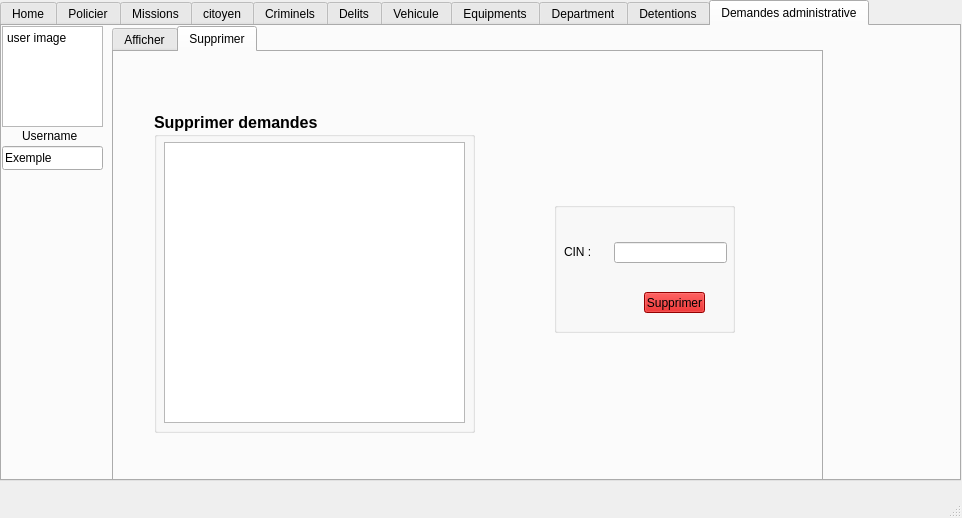
Crystal-Blu/police-station-2A25, file OneDrive/Bureau/projetc++/Projetc_/mainwindow.ui: the form before one commit.
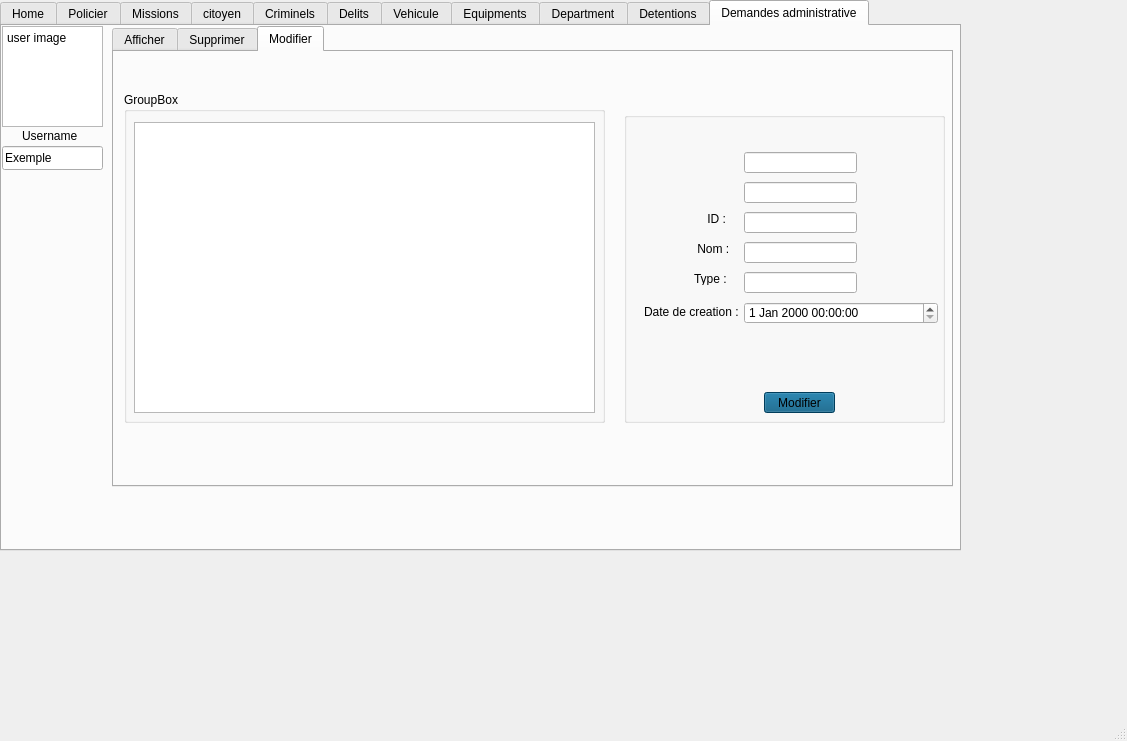
The form after the commit. The open tabs and pages were chosen to show the change.

```diff
--- a/OneDrive/Bureau/projetc++/Projetc_/mainwindow.ui
+++ b/OneDrive/Bureau/projetc++/Projetc_/mainwindow.ui
@@ -6,8 +6,8 @@
    <rect>
     <x>0</x>
     <y>0</y>
-    <width>962</width>
-    <height>518</height>
+    <width>1127</width>
+    <height>741</height>
    </rect>
   </property>
   <property name="windowTitle">
@@ -20,7 +20,7 @@
       <x>0</x>
       <y>0</y>
       <width>961</width>
-      <height>481</height>
+      <height>551</height>
      </rect>
     </property>
     <property name="currentIndex">
@@ -837,7 +837,7 @@
        <rect>
         <x>110</x>
         <y>0</y>
-        <width>711</width>
+        <width>841</width>
         <height>461</height>
        </rect>
       </property>
@@ -848,24 +848,6 @@
        <attribute name="title">
         <string>Afficher</string>
        </attribute>
-       <widget class="QPushButton" name="pushButton_modifier_2">
-        <property name="geometry">
-         <rect>
-          <x>560</x>
-          <y>360</y>
-          <width>71</width>
-          <height>21</height>
-         </rect>
-        </property>
-        <property name="styleSheet">
-         <string notr="true">background-color: rgb(0, 85, 127);
-border-color: rgb(0, 0, 0);
-</string>
-        </property>
-        <property name="text">
-         <string>Modifier</string>
-        </property>
-       </widget>
        <widget class="QPushButton" name="pushButton_Ajouter_2">
         <property name="geometry">
          <rect>
@@ -1010,61 +992,22 @@
        <attribute name="title">
         <string>Supprimer</string>
        </attribute>
-       <widget class="QLineEdit" name="le_supp_2">
-        <property name="geometry">
-         <rect>
-          <x>500</x>
-          <y>190</y>
-          <width>113</width>
-          <height>21</height>
-         </rect>
-        </property>
-       </widget>
-       <widget class="QPushButton" name="pushButton_supp_2">
-        <property name="geometry">
-         <rect>
-          <x>530</x>
-          <y>240</y>
-          <width>61</width>
-          <height>21</height>
-         </rect>
-        </property>
-        <property name="styleSheet">
-         <string notr="true">background-color: rgb(208, 0, 0);</string>
-        </property>
-        <property name="text">
-         <string>Supprimer</string>
-        </property>
-       </widget>
        <widget class="QTableView" name="tab_demande_2">
         <property name="geometry">
          <rect>
           <x>50</x>
           <y>90</y>
-          <width>301</width>
+          <width>521</width>
           <height>281</height>
          </rect>
         </property>
        </widget>
-       <widget class="QLabel" name="label_16">
-        <property name="geometry">
-         <rect>
-          <x>450</x>
-          <y>190</y>
-          <width>61</width>
-          <height>21</height>
-         </rect>
-        </property>
-        <property name="text">
-         <string>&lt;html&gt;&lt;head/&gt;&lt;body&gt;&lt;p&gt;CIN :&lt;/p&gt;&lt;/body&gt;&lt;/html&gt;</string>
-        </property>
-       </widget>
        <widget class="QGroupBox" name="groupBox_6">
         <property name="geometry">
          <rect>
           <x>40</x>
           <y>60</y>
-          <width>321</width>
+          <width>541</width>
           <height>321</height>
          </rect>
         </property>
@@ -1082,22 +1025,249 @@
        <widget class="QGroupBox" name="groupBox_7">
         <property name="geometry">
          <rect>
-          <x>440</x>
+          <x>620</x>
           <y>150</y>
           <width>181</width>
           <height>131</height>
          </rect>
         </property>
+        <property name="font">
+         <font>
+          <pointsize>11</pointsize>
+          <weight>75</weight>
+          <bold>true</bold>
+         </font>
+        </property>
         <property name="title">
-         <string/>
+         <string>Supprimer demandes </string>
         </property>
+        <widget class="QLineEdit" name="le_supp_2">
+         <property name="geometry">
+          <rect>
+           <x>60</x>
+           <y>40</y>
+           <width>113</width>
+           <height>21</height>
+          </rect>
+         </property>
+        </widget>
+        <widget class="QLabel" name="label_16">
+         <property name="geometry">
+          <rect>
+           <x>20</x>
+           <y>40</y>
+           <width>61</width>
+           <height>21</height>
+          </rect>
+         </property>
+         <property name="font">
+          <font>
+           <pointsize>8</pointsize>
+           <weight>75</weight>
+           <bold>true</bold>
+          </font>
+         </property>
+         <property name="text">
+          <string>&lt;html&gt;&lt;head/&gt;&lt;body&gt;&lt;p&gt;&lt;span style=&quot; font-weight:400;&quot;&gt;CIN :&lt;/span&gt;&lt;/p&gt;&lt;/body&gt;&lt;/html&gt;</string>
+         </property>
+        </widget>
+        <widget class="QPushButton" name="pushButton_supp_2">
+         <property name="geometry">
+          <rect>
+           <x>60</x>
+           <y>90</y>
+           <width>61</width>
+           <height>21</height>
+          </rect>
+         </property>
+         <property name="styleSheet">
+          <string notr="true">background-color: rgb(208, 0, 0);</string>
+         </property>
+         <property name="text">
+          <string>Supprimer</string>
+         </property>
+        </widget>
        </widget>
        <zorder>groupBox_6</zorder>
        <zorder>groupBox_7</zorder>
        <zorder>le_supp_2</zorder>
        <zorder>pushButton_supp_2</zorder>
        <zorder>tab_demande_2</zorder>
-       <zorder>label_16</zorder>
+      </widget>
+      <widget class="QWidget" name="tab_18">
+       <attribute name="title">
+        <string>Modifier</string>
+       </attribute>
+       <widget class="QTableView" name="tableView">
+        <property name="geometry">
+         <rect>
+          <x>20</x>
+          <y>70</y>
+          <width>461</width>
+          <height>291</height>
+         </rect>
+        </property>
+       </widget>
+       <widget class="QDateTimeEdit" name="dateTimeEdit">
+        <property name="geometry">
+         <rect>
+          <x>630</x>
+          <y>250</y>
+          <width>194</width>
+          <height>22</height>
+         </rect>
+        </property>
+       </widget>
+       <widget class="QGroupBox" name="groupBox_9">
+        <property name="geometry">
+         <rect>
+          <x>510</x>
+          <y>60</y>
+          <width>321</width>
+          <height>311</height>
+         </rect>
+        </property>
+        <property name="title">
+         <string/>
+        </property>
+        <widget class="QPushButton" name="pushButton_modifier_2">
+         <property name="geometry">
+          <rect>
+           <x>140</x>
+           <y>280</y>
+           <width>71</width>
+           <height>21</height>
+          </rect>
+         </property>
+         <property name="styleSheet">
+          <string notr="true">background-color: rgb(0, 85, 127);
+border-color: rgb(0, 0, 0);
+</string>
+         </property>
+         <property name="text">
+          <string>Modifier</string>
+         </property>
+        </widget>
+        <widget class="QLabel" name="label_20">
+         <property name="geometry">
+          <rect>
+           <x>20</x>
+           <y>190</y>
+           <width>121</width>
+           <height>20</height>
+          </rect>
+         </property>
+         <property name="text">
+          <string>Date de creation :  </string>
+         </property>
+        </widget>
+        <widget class="QLabel" name="label_19">
+         <property name="geometry">
+          <rect>
+           <x>70</x>
+           <y>160</y>
+           <width>47</width>
+           <height>13</height>
+          </rect>
+         </property>
+         <property name="text">
+          <string>Type :</string>
+         </property>
+        </widget>
+        <widget class="QLineEdit" name="le_id_4">
+         <property name="geometry">
+          <rect>
+           <x>120</x>
+           <y>160</y>
+           <width>113</width>
+           <height>21</height>
+          </rect>
+         </property>
+        </widget>
+        <widget class="QLineEdit" name="le_id_3">
+         <property name="geometry">
+          <rect>
+           <x>120</x>
+           <y>130</y>
+           <width>113</width>
+           <height>21</height>
+          </rect>
+         </property>
+        </widget>
+        <widget class="QLineEdit" name="le_id_2">
+         <property name="geometry">
+          <rect>
+           <x>120</x>
+           <y>100</y>
+           <width>113</width>
+           <height>21</height>
+          </rect>
+         </property>
+        </widget>
+        <widget class="QLabel" name="label_18">
+         <property name="geometry">
+          <rect>
+           <x>70</x>
+           <y>130</y>
+           <width>47</width>
+           <height>13</height>
+          </rect>
+         </property>
+         <property name="text">
+          <string> Nom :</string>
+         </property>
+        </widget>
+        <widget class="QLabel" name="label_17">
+         <property name="geometry">
+          <rect>
+           <x>80</x>
+           <y>100</y>
+           <width>47</width>
+           <height>13</height>
+          </rect>
+         </property>
+         <property name="text">
+          <string> ID :</string>
+         </property>
+        </widget>
+        <widget class="QLineEdit" name="lineEdit_14">
+         <property name="geometry">
+          <rect>
+           <x>120</x>
+           <y>70</y>
+           <width>113</width>
+           <height>21</height>
+          </rect>
+         </property>
+        </widget>
+        <widget class="QLineEdit" name="lineEdit_15">
+         <property name="geometry">
+          <rect>
+           <x>120</x>
+           <y>40</y>
+           <width>113</width>
+           <height>21</height>
+          </rect>
+         </property>
+        </widget>
+       </widget>
+       <widget class="QGroupBox" name="groupBox_10">
+        <property name="geometry">
+         <rect>
+          <x>10</x>
+          <y>40</y>
+          <width>481</width>
+          <height>331</height>
+         </rect>
+        </property>
+        <property name="title">
+         <string>GroupBox</string>
+        </property>
+       </widget>
+       <zorder>groupBox_10</zorder>
+       <zorder>groupBox_9</zorder>
+       <zorder>tableView</zorder>
+       <zorder>dateTimeEdit</zorder>
       </widget>
      </widget>
      <widget class="QPlainTextEdit" name="plainTextEdit_6">
```
Left out of the diff: 131 changed lines with no effect on the pictures.
